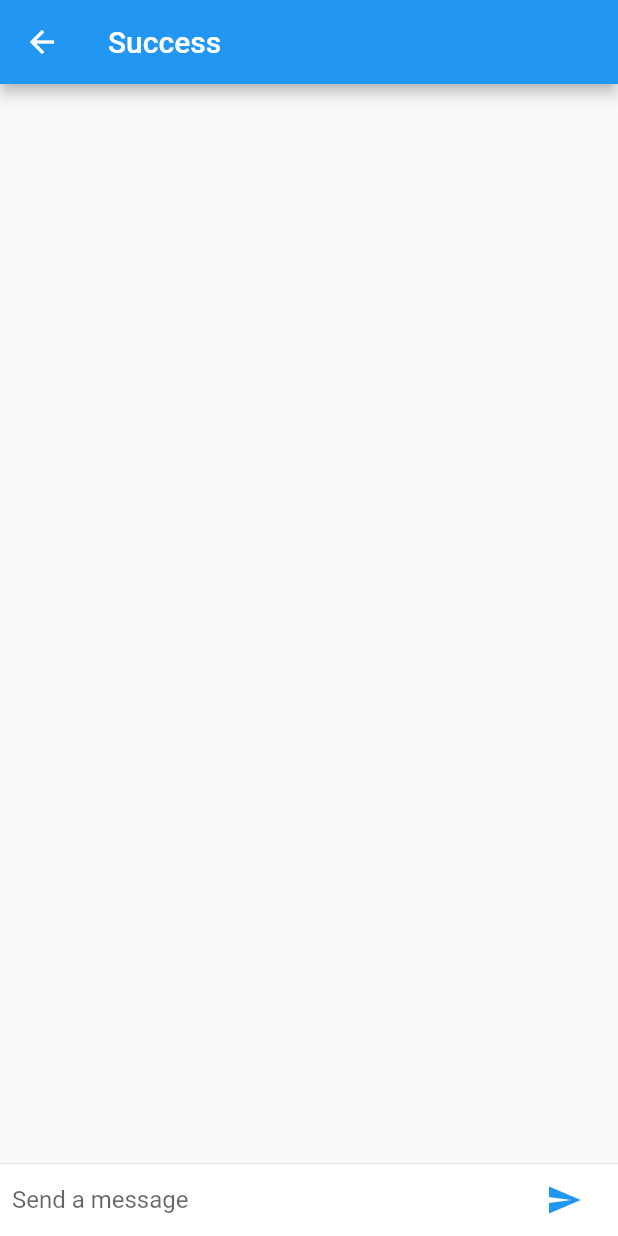
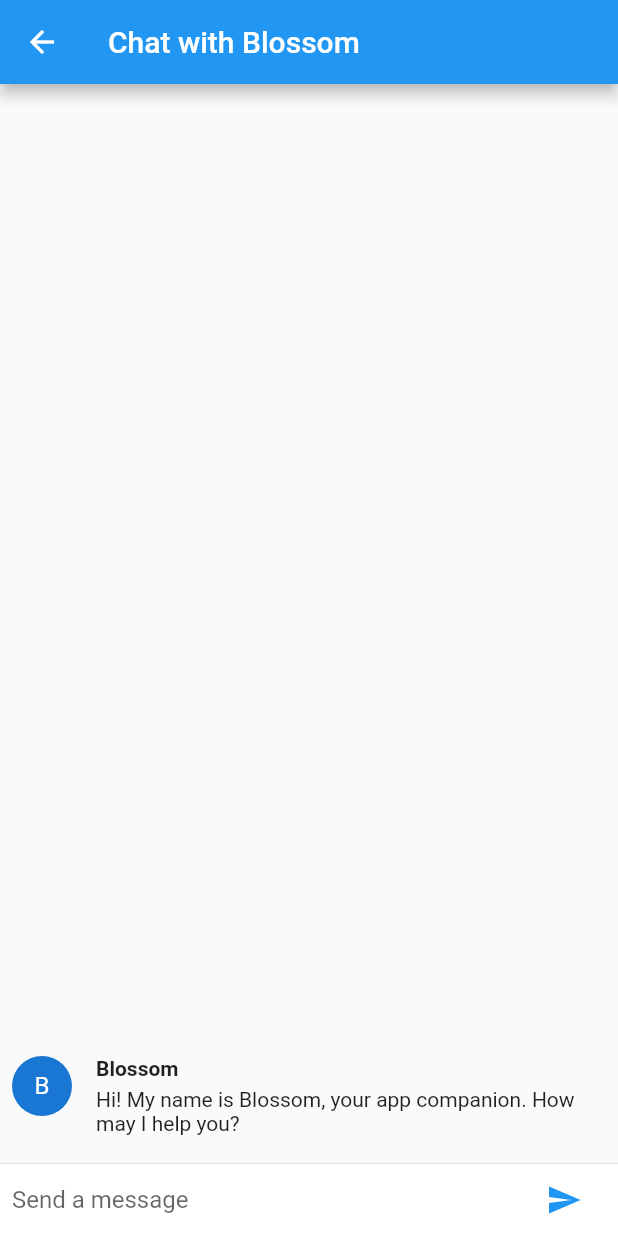
Before and after one commit to cfg2020apac/team-11, a Flutter app: the screen it shows after launch, item 4 of the bottom bar chosen, after a tap on the "chat" icon, on a phone screen of 412 x 824 dp. Run offline on Flutter 3.47's test engine with Material 2 defaults, Android fonts, the phone set to English and light mode, and no system bars.

Commit message:
Complete help chatbot feature

```diff
--- a/blossom/lib/AboutPage.dart
+++ b/blossom/lib/AboutPage.dart
@@ -6,8 +6,7 @@ class AboutPage extends StatefulWidget {
 }
 
 class _AboutPageState extends State<AboutPage> {
-  final List<ChatMessage> _messages = <ChatMessage>[];
-  final TextEditingController _textController = new TextEditingController();
+
 
   @override
   Widget build(BuildContext context) {
@@ -59,18 +58,51 @@ class _AboutPageState extends State<AboutPage> {
     Navigator.of(context).push(
       new MaterialPageRoute(
         builder: (BuildContext context) {
+          return new ChatBot();
+        },
+      ),
+    );
+  }
+
+  _buildExpandableContent(Faq faq) {
+    List<Widget> columnContent = [];
+
+    for (String content in faq.answers)
+      columnContent.add(
+        new ListTile(
+          title: new Text(content, style: new TextStyle(fontSize: 18.0),),
+        ),
+      );
+
+    return columnContent;
+  }
+}
+
+class ChatBot extends StatefulWidget {
+  @override
+  State<StatefulWidget> createState() {
+    return _ChatBot();
+  }
+}
+
+class _ChatBot extends State<ChatBot> {
+  final List<ChatMessage> _messages = <ChatMessage>[new ChatMessage(
+    text: "Hi! My name is Blossom, your app companion. How may I help you?",
+    name: "Blossom",
+    type: false,
+  )];
+  final TextEditingController _textController = new TextEditingController();
+
+  @override
+  Widget build(BuildContext context) {
     return new Scaffold(
       appBar: new AppBar(
-              title: new Text('Success'),
+        title: new Text('Chat with Blossom'),
       ),
       body: new Column(children: <Widget>[
-              new Flexible(
-                  child: new ListView.builder(
-                    padding: new EdgeInsets.all(8.0),
-                    reverse: true,
-                    itemBuilder: (_, int index) => _messages[index],
-                    itemCount: _messages.length,
-                  )),
+        new Container(
+          child: _buildChatBody(),
+        ),
         new Divider(height: 1.0),
         new Container(
           decoration: new BoxDecoration(color: Theme.of(context).cardColor),
@@ -78,10 +110,8 @@ class _AboutPageState extends State<AboutPage> {
         ),
       ]),
     );
-        },
-      ),
-    );
   }
+
 
   void _handleSubmitted(String text) {
     _textController.clear();
@@ -99,7 +129,7 @@ class _AboutPageState extends State<AboutPage> {
   void response(text) {
     _textController.clear();
     ChatMessage message = new ChatMessage(
-      text: "Hi! My name is Blossom, your app companion. How may I help you?",
+      text: "Badges are a way to show your friends what you are most passionate about! You can earn badges by volunteering in relevant projects. Head over to the main page to see your progress towards getting the badges as well as which volunteering events can help you achieve certain badges!",
       name: "Blossom",
       type: false,
     );
@@ -107,6 +137,17 @@ class _AboutPageState extends State<AboutPage> {
       _messages.insert(0, message);
     });
   }
+
+  Widget _buildChatBody() {
+    return new Flexible(
+        child: new ListView.builder(
+          padding: new EdgeInsets.all(8.0),
+          reverse: true,
+          itemBuilder: (_, int index) => _messages[index],
+          itemCount: _messages.length,
+        ));
+  }
+
 
   Widget _buildTextComposer() {
     return new IconTheme(
@@ -134,21 +175,7 @@ class _AboutPageState extends State<AboutPage> {
       ),
     );
   }
-
-  _buildExpandableContent(Faq faq) {
-    List<Widget> columnContent = [];
-
-    for (String content in faq.answers)
-      columnContent.add(
-        new ListTile(
-          title: new Text(content, style: new TextStyle(fontSize: 18.0),),
-        ),
-      );
-
-    return columnContent;
 }
-}
-
 
 class Faq {
   final String question;
```
Lines whose indentation alone changed are shown as unchanged.
